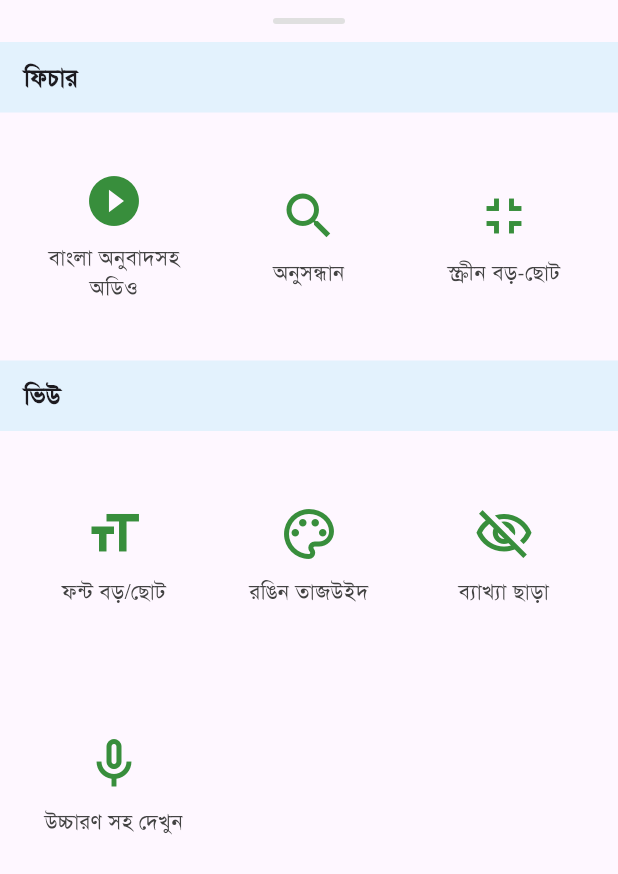
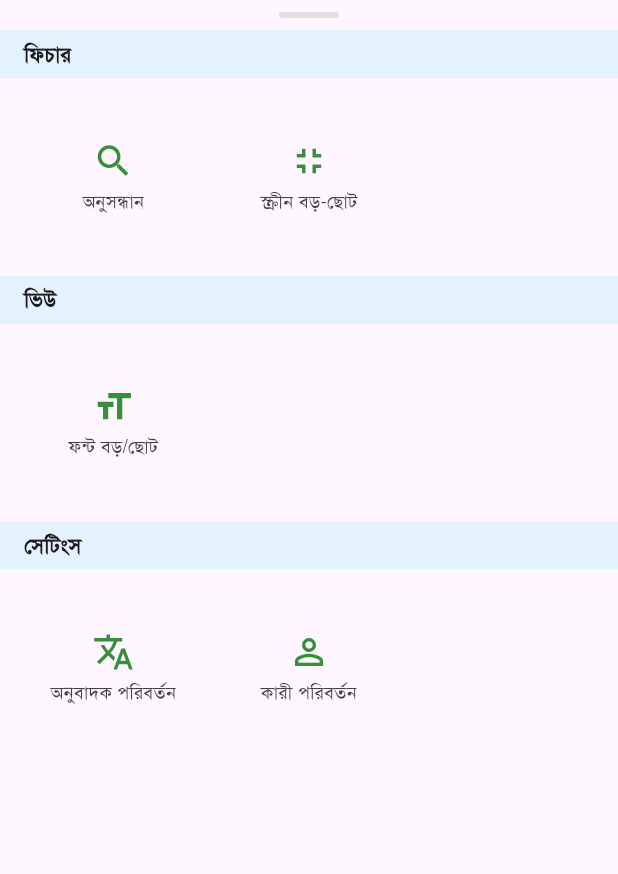
Before and after one commit to mir2x/quran_app, a Flutter app: the DetailsBottomSheet widget shown alone on an empty page, opened directly, on a phone screen of 412 x 824 dp. Shown: the top 874 px of the screen. Run offline on Flutter 3.47's test engine with Material 3 defaults, Android fonts, the phone set to English and light mode, and no system bars; our stand-ins replace device_preview, dio, flutter_riverpod, flutter_screenutil, google_fonts, hugeicons and 4 more; missing offline and left inert: quran; accounts and stored records are empty.

Commit message:
minor ui improvement

```diff
--- a/lib/features/sura/view/widgets/details_bottom_sheet.dart
+++ b/lib/features/sura/view/widgets/details_bottom_sheet.dart
@@ -1,9 +1,12 @@
 import 'package:flutter/material.dart';
-import '../../model/grid_item_data.dart';
+import 'package:quran_app/features/sura/view/widgets/translation_selection_dialog.dart';
+import '../../model/grid_item_data.dart'; // Make sure this path is correct
 
 void showDetailsBottomSheet(BuildContext context) {
   showModalBottomSheet(
     context: context,
+    // isScrollControlled can be false now if you are sure content fits,
+    // but true doesn't hurt and gives a bit more flexibility if needed by the system.
     isScrollControlled: true,
     backgroundColor: Colors.white,
     shape: const RoundedRectangleBorder(
@@ -18,19 +21,20 @@ class DetailsBottomSheet extends StatelessWidget {
 
   @override
   Widget build(BuildContext context) {
-    return Container(
-      constraints: BoxConstraints(
-        maxHeight: MediaQuery.of(context).size.height * 0.7,
-      ),
-      child: SingleChildScrollView(
+    // Wrap with SingleChildScrollView to allow the content to determine its height
+    // and then constrain the BottomSheet itself.
+    // This is a common pattern for bottom sheets with dynamic content height.
+    return SingleChildScrollView( // Added to correctly size the content
+      child: Container(
+        padding: const EdgeInsets.only(bottom: 16), // Optional: Add some padding at the very bottom
         child: Column(
-          mainAxisSize: MainAxisSize.min,
+          mainAxisSize: MainAxisSize.min, // CRUCIAL: Column takes minimum vertical space
+          crossAxisAlignment: CrossAxisAlignment.stretch, // Make children stretch horizontally
           children: [
             _buildDragHandle(),
             _DetailsSection(
               title: 'ফিচার',
               items: [
-                GridItemData(icon: Icons.play_circle_fill_outlined, label: 'বাংলা অনুবাদসহ অডিও', onTap: () {}),
                 GridItemData(icon: Icons.search, label: 'অনুসন্ধান', onTap: () {}),
                 GridItemData(icon: Icons.fullscreen_exit_outlined, label: 'স্ক্রীন বড়-ছোট', onTap: () {}),
               ],
@@ -39,18 +43,18 @@ class DetailsBottomSheet extends StatelessWidget {
               title: 'ভিউ',
               items: [
                 GridItemData(icon: Icons.format_size, label: 'ফন্ট বড়/ছোট', onTap: () {}),
-                GridItemData(icon: Icons.color_lens_outlined, label: 'রঙিন তাজউইদ', onTap: () {}),
-                GridItemData(icon: Icons.visibility_off_outlined, label: 'ব্যাখ্যা ছাড়া', onTap: () {}),
-                GridItemData(icon: Icons.mic_none_outlined, label: 'উচ্চারণ সহ দেখুন', onTap: () {}),
               ],
             ),
             _DetailsSection(
               title: 'সেটিংস',
               items: [
-                GridItemData(icon: Icons.translate_outlined, label: 'অনুবাদক পরিবর্তন', onTap: () {}),
-                GridItemData(icon: Icons.download_for_offline_outlined, label: 'ডাউনলোড কৃত', onTap: () {}),
+                GridItemData(icon: Icons.translate_outlined, label: 'অনুবাদক পরিবর্তন', onTap: () {
+                  showDialog(
+                    context: context,
+                    builder: (context) => const TranslatorSelectionDialog(),
+                  );
+                }),
                 GridItemData(icon: Icons.person_outline, label: 'কারী পরিবর্তন', onTap: () {}),
-                GridItemData(icon: Icons.auto_stories_outlined, label: 'তেলাওয়াত মোড', onTap: () {}),
               ],
             ),
           ],
@@ -60,19 +64,21 @@ class DetailsBottomSheet extends StatelessWidget {
   }
 
   Widget _buildDragHandle() {
-    return Container(
-      margin: const EdgeInsets.symmetric(vertical: 12),
-      width: 48,
-      height: 4,
-      decoration: BoxDecoration(
-        color: Colors.grey.shade300,
-        borderRadius: BorderRadius.circular(2),
+    return Align( // Center the drag handle
+      alignment: Alignment.center,
+      child: Container(
+        margin: const EdgeInsets.symmetric(vertical: 8), // Minimal vertical margin
+        width: 40,
+        height: 4,
+        decoration: BoxDecoration(
+          color: Colors.grey.shade300,
+          borderRadius: BorderRadius.circular(2),
+        ),
       ),
     );
   }
 }
 
-// Reusable section widget to avoid code duplication
 class _DetailsSection extends StatelessWidget {
   final String title;
   final List<GridItemData> items;
@@ -83,45 +89,53 @@ class _DetailsSection extends StatelessWidget {
   Widget build(BuildContext context) {
     return Column(
       crossAxisAlignment: CrossAxisAlignment.start,
+      mainAxisSize: MainAxisSize.min, // CRUCIAL: Section takes minimum vertical space
       children: [
         Container(
-          width: double.infinity,
-          padding: const EdgeInsets.symmetric(horizontal: 16, vertical: 12),
+          width: double.infinity, // Title background spans width
+          padding: const EdgeInsets.symmetric(horizontal: 16, vertical: 6), // Reduced vertical padding
           color: Colors.blue.shade50,
           child: Text(
             title,
             style: const TextStyle(
               fontFamily: 'SolaimanLipi',
-              fontSize: 16,
+              fontSize: 14, // Further reduced font size for compactness
               fontWeight: FontWeight.bold,
             ),
           ),
         ),
         GridView.builder(
-          shrinkWrap: true,
-          physics: const NeverScrollableScrollPhysics(),
-          padding: const EdgeInsets.all(16),
+          shrinkWrap: true, // IMPORTANT for GridView inside a Column
+          physics: const NeverScrollableScrollPhysics(), // IMPORTANT to disable GridView's own scrolling
+          padding: const EdgeInsets.symmetric(horizontal: 12, vertical: 8), // Adjusted padding
           gridDelegate: const SliverGridDelegateWithFixedCrossAxisCount(
             crossAxisCount: 3,
-            crossAxisSpacing: 10,
-            mainAxisSpacing: 20,
-            childAspectRatio: 0.9,
+            crossAxisSpacing: 3, // Reduced spacing
+            mainAxisSpacing: 4,  // Reduced spacing
+            childAspectRatio: 1.1, // Adjust for content (width/height), might need tuning
+            // e.g., 1.0 for square, >1 for wider, <1 for taller items
           ),
           itemCount: items.length,
           itemBuilder: (context, index) {
             final item = items[index];
             return InkWell(
-              borderRadius: BorderRadius.circular(8),
+              borderRadius: BorderRadius.circular(6), // Slightly smaller radius
               onTap: item.onTap,
               child: Column(
                 mainAxisAlignment: MainAxisAlignment.center,
                 children: [
-                  Icon(item.icon, size: 40, color: Colors.green.shade700),
-                  const SizedBox(height: 8),
+                  Icon(item.icon, size: 28, color: Colors.green.shade700), // Further reduced icon size
+                  const SizedBox(height: 4), // Further reduced spacing
                   Text(
                     item.label,
                     textAlign: TextAlign.center,
-                    style: TextStyle(fontFamily: 'SolaimanLipi', fontSize: 14, color: Colors.grey.shade800),
+                    style: TextStyle(
+                      fontFamily: 'SolaimanLipi',
+                      fontSize: 12, // Further reduced font size
+                      color: Colors.grey.shade800,
+                    ),
+                    maxLines: 2, // Allow text to wrap if necessary
+                    overflow: TextOverflow.ellipsis, // Handle overflow
                   ),
                 ],
               ),
```
